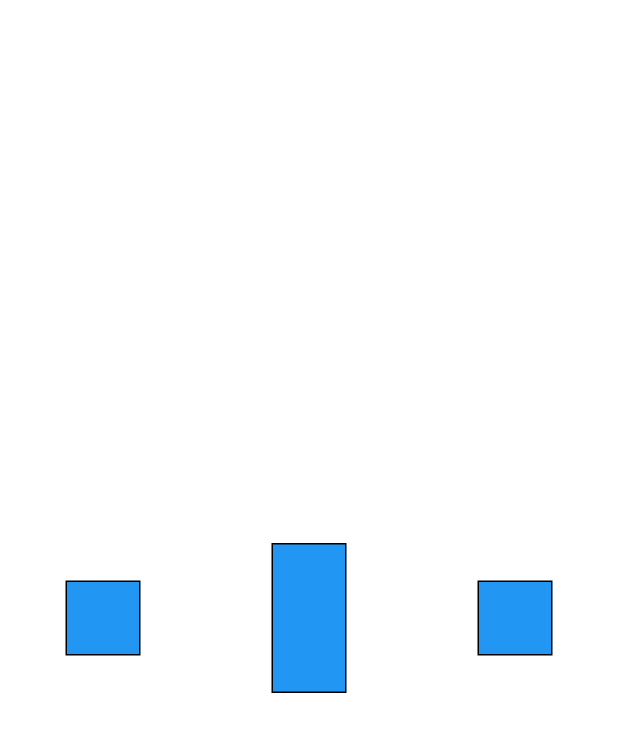
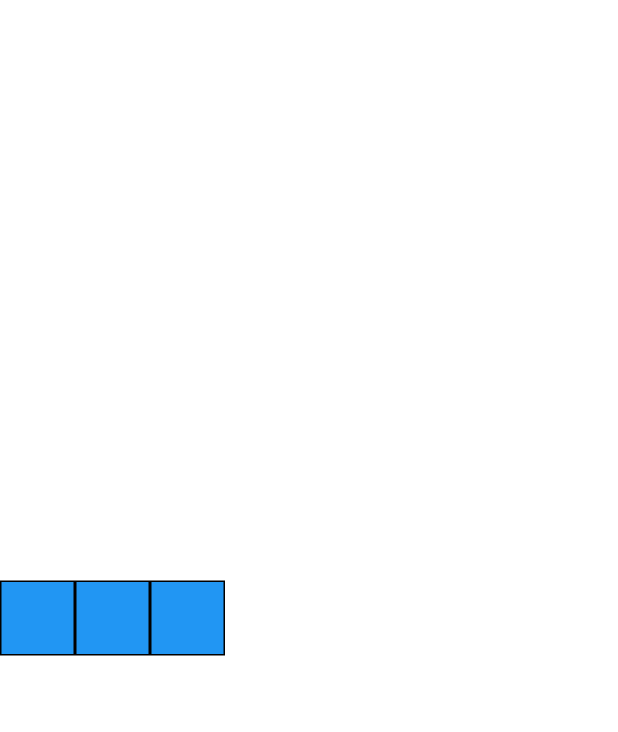
Before and after one commit to euivanw/flutter_codelabs_lab4, a Flutter app: the screen it shows after launch, on a phone screen of 412 x 824 dp. Shown: the top 732 px of the screen. Run offline on Flutter 3.47's test engine with Material 2 defaults, Android fonts, the phone set to English and light mode, and no system bars.

Commit message:
Lab4: Mudando a propriedade fit

```diff
--- /dev/null
+++ b/lib/exemplo_mude_a_propriedade_fit.dart
@@ -0,0 +1,36 @@
+import 'package:flutter/material.dart';
+
+class PropriedadeFitExemplo extends StatelessWidget {
+  @override
+  Widget build(BuildContext context) {
+    return Row(
+      children: [
+        BlueBox(),
+        Flexible(
+          fit: FlexFit.loose,
+          flex: 1,
+          child: BlueBox(),
+        ),
+        Flexible(
+          fit: FlexFit.loose,
+          flex: 1,
+          child: BlueBox(),
+        ),
+      ],
+    );
+  }
+}
+
+class BlueBox extends StatelessWidget {
+  @override
+  Widget build(BuildContext context) {
+    return Container(
+      width: 50,
+      height: 50,
+      decoration: BoxDecoration(
+        color: Colors.blue,
+        border: Border.all(),
+      ),
+    );
+  }
+}
--- a/lib/main.dart
+++ b/lib/main.dart
@@ -1,6 +1,6 @@
 import 'package:flutter/material.dart';
 
-import 'exemplo_cross_axis_alignment.dart';
+import 'exemplo_mude_a_propriedade_fit.dart';
 
 void main() => runApp(MeuApp());
 
@@ -13,7 +13,7 @@ class MeuApp extends StatelessWidget {
         primarySwatch: Colors.blue,
         visualDensity: VisualDensity.adaptivePlatformDensity,
       ),
-      home: CrossAxisAlignmentExemplo(),
+      home: PropriedadeFitExemplo(),
     );
   }
 }
```
